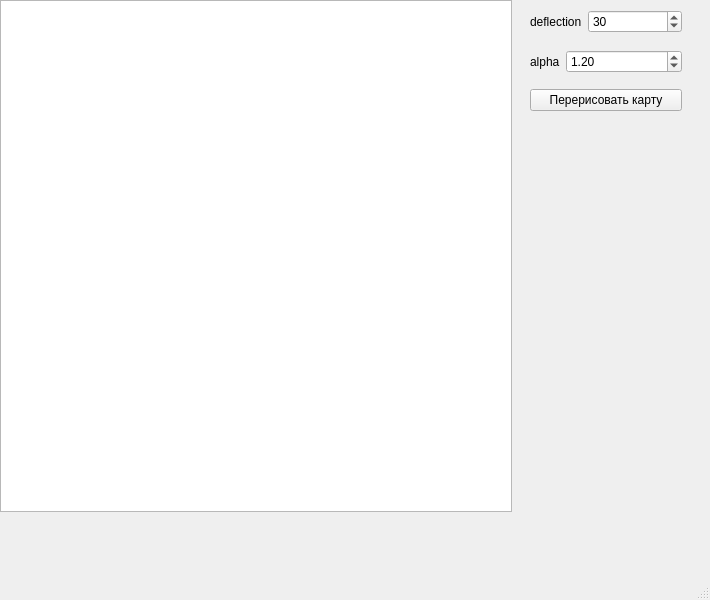
Before: the Qt Designer form src/mainwindow.ui in DaniilGGuY/CG_course, drawn with Qt 5.
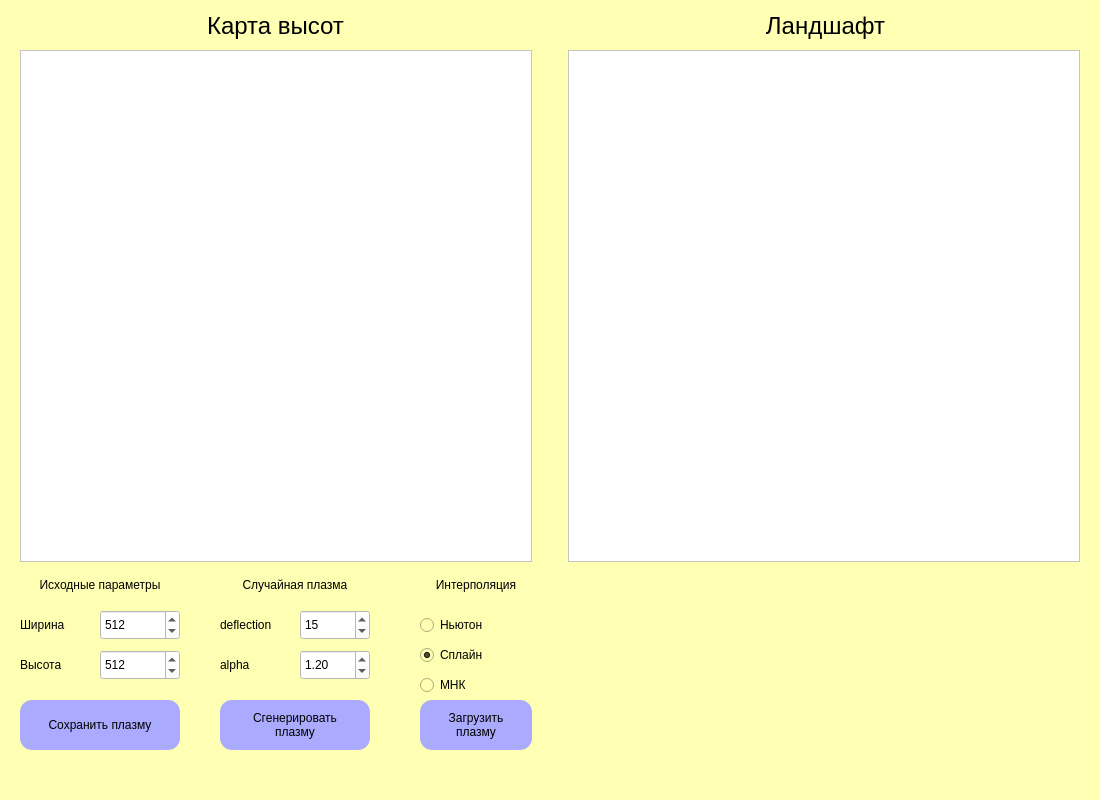
After: the same form once the commit is applied.

```diff
--- a/src/mainwindow.ui
+++ b/src/mainwindow.ui
@@ -6,87 +6,367 @@
    <rect>
     <x>0</x>
     <y>0</y>
-    <width>710</width>
-    <height>600</height>
+    <width>1100</width>
+    <height>800</height>
    </rect>
   </property>
   <property name="windowTitle">
    <string>MainWindow</string>
   </property>
+  <property name="styleSheet">
+   <string notr="true">background-color: rgb(255, 255, 180);</string>
+  </property>
   <widget class="QWidget" name="centralwidget">
    <widget class="QGraphicsView" name="graphicsView">
     <property name="geometry">
      <rect>
-      <x>0</x>
-      <y>0</y>
+      <x>20</x>
+      <y>50</y>
       <width>512</width>
       <height>512</height>
      </rect>
     </property>
+    <property name="styleSheet">
+     <string notr="true">background-color: rgb(255, 255, 255);</string>
+    </property>
    </widget>
-   <widget class="QWidget" name="layoutWidget">
+   <widget class="QGraphicsView" name="view3D">
     <property name="geometry">
      <rect>
-      <x>530</x>
+      <x>568</x>
+      <y>50</y>
+      <width>512</width>
+      <height>512</height>
+     </rect>
+    </property>
+    <property name="styleSheet">
+     <string notr="true">background-color: rgb(255, 255, 255);</string>
+    </property>
+   </widget>
+   <widget class="QLabel" name="label_3">
+    <property name="geometry">
+     <rect>
+      <x>20</x>
       <y>10</y>
-      <width>152</width>
-      <height>101</height>
+      <width>511</width>
+      <height>31</height>
      </rect>
     </property>
-    <layout class="QVBoxLayout" name="verticalLayout">
-     <item>
-      <layout class="QFormLayout" name="formLayout">
-       <item row="0" column="0">
-        <widget class="QLabel" name="label">
-         <property name="text">
-          <string>deflection</string>
-         </property>
-        </widget>
-       </item>
-       <item row="0" column="1">
-        <widget class="QSpinBox" name="deflection_spin">
-         <property name="minimum">
-          <number>10</number>
-         </property>
-         <property name="maximum">
-          <number>100</number>
-         </property>
-         <property name="value">
-          <number>30</number>
-         </property>
-        </widget>
-       </item>
-      </layout>
-     </item>
-     <item>
-      <layout class="QFormLayout" name="formLayout_2">
-       <item row="0" column="0">
-        <widget class="QLabel" name="label_2">
-         <property name="text">
-          <string>alpha</string>
-         </property>
-        </widget>
-       </item>
-       <item row="0" column="1">
-        <widget class="QDoubleSpinBox" name="alpha_spin">
-         <property name="maximum">
-          <double>99.000000000000000</double>
-         </property>
-         <property name="value">
-          <double>1.200000000000000</double>
-         </property>
-        </widget>
-       </item>
-      </layout>
-     </item>
-     <item>
-      <widget class="QPushButton" name="pushButton">
-       <property name="text">
-        <string>Перерисовать карту</string>
-       </property>
-      </widget>
-     </item>
-    </layout>
+    <property name="font">
+     <font>
+      <pointsize>18</pointsize>
+     </font>
+    </property>
+    <property name="text">
+     <string>Карта высот</string>
+    </property>
+    <property name="alignment">
+     <set>Qt::AlignmentFlag::AlignCenter</set>
+    </property>
+   </widget>
+   <widget class="QLabel" name="label_4">
+    <property name="geometry">
+     <rect>
+      <x>570</x>
+      <y>10</y>
+      <width>511</width>
+      <height>31</height>
+     </rect>
+    </property>
+    <property name="font">
+     <font>
+      <pointsize>18</pointsize>
+     </font>
+    </property>
+    <property name="text">
+     <string>Ландшафт</string>
+    </property>
+    <property name="alignment">
+     <set>Qt::AlignmentFlag::AlignCenter</set>
+    </property>
+   </widget>
+   <widget class="QRadioButton" name="newtonRadio">
+    <property name="geometry">
+     <rect>
+      <x>420</x>
+      <y>610</y>
+      <width>112</width>
+      <height>30</height>
+     </rect>
+    </property>
+    <property name="text">
+     <string>Ньютон</string>
+    </property>
+   </widget>
+   <widget class="QRadioButton" name="splineRadio">
+    <property name="geometry">
+     <rect>
+      <x>420</x>
+      <y>640</y>
+      <width>112</width>
+      <height>30</height>
+     </rect>
+    </property>
+    <property name="text">
+     <string>Сплайн</string>
+    </property>
+    <property name="checked">
+     <bool>true</bool>
+    </property>
+   </widget>
+   <widget class="QRadioButton" name="squaresRadio">
+    <property name="geometry">
+     <rect>
+      <x>420</x>
+      <y>670</y>
+      <width>112</width>
+      <height>30</height>
+     </rect>
+    </property>
+    <property name="text">
+     <string>МНК</string>
+    </property>
+   </widget>
+   <widget class="QLabel" name="label_6">
+    <property name="geometry">
+     <rect>
+      <x>20</x>
+      <y>610</y>
+      <width>60</width>
+      <height>30</height>
+     </rect>
+    </property>
+    <property name="text">
+     <string>Ширина</string>
+    </property>
+   </widget>
+   <widget class="QLabel" name="label_7">
+    <property name="geometry">
+     <rect>
+      <x>20</x>
+      <y>650</y>
+      <width>60</width>
+      <height>30</height>
+     </rect>
+    </property>
+    <property name="text">
+     <string>Высота</string>
+    </property>
+   </widget>
+   <widget class="QPushButton" name="loadPlasmaButton">
+    <property name="geometry">
+     <rect>
+      <x>420</x>
+      <y>700</y>
+      <width>112</width>
+      <height>50</height>
+     </rect>
+    </property>
+    <property name="styleSheet">
+     <string notr="true">border-radius: 12px;
+color: black;
+background-color: rgb(170, 170, 255);</string>
+    </property>
+    <property name="text">
+     <string>Загрузить 
+плазму</string>
+    </property>
+   </widget>
+   <widget class="QSpinBox" name="widthSpin">
+    <property name="geometry">
+     <rect>
+      <x>100</x>
+      <y>610</y>
+      <width>80</width>
+      <height>30</height>
+     </rect>
+    </property>
+    <property name="styleSheet">
+     <string notr="true">background-color: rgb(255, 255, 255);</string>
+    </property>
+    <property name="minimum">
+     <number>0</number>
+    </property>
+    <property name="maximum">
+     <number>2048</number>
+    </property>
+    <property name="value">
+     <number>512</number>
+    </property>
+   </widget>
+   <widget class="QSpinBox" name="heightSpin">
+    <property name="geometry">
+     <rect>
+      <x>100</x>
+      <y>650</y>
+      <width>80</width>
+      <height>30</height>
+     </rect>
+    </property>
+    <property name="styleSheet">
+     <string notr="true">background-color: rgb(255, 255, 255);</string>
+    </property>
+    <property name="minimum">
+     <number>0</number>
+    </property>
+    <property name="maximum">
+     <number>2048</number>
+    </property>
+    <property name="value">
+     <number>512</number>
+    </property>
+   </widget>
+   <widget class="QPushButton" name="savePlasmaButton">
+    <property name="geometry">
+     <rect>
+      <x>20</x>
+      <y>700</y>
+      <width>160</width>
+      <height>50</height>
+     </rect>
+    </property>
+    <property name="styleSheet">
+     <string notr="true">border-radius: 12px;
+color: black;
+background-color: rgb(170, 170, 255);</string>
+    </property>
+    <property name="text">
+     <string>Сохранить плазму</string>
+    </property>
+   </widget>
+   <widget class="QLabel" name="label_8">
+    <property name="geometry">
+     <rect>
+      <x>20</x>
+      <y>570</y>
+      <width>160</width>
+      <height>30</height>
+     </rect>
+    </property>
+    <property name="text">
+     <string>Исходные параметры</string>
+    </property>
+    <property name="alignment">
+     <set>Qt::AlignmentFlag::AlignCenter</set>
+    </property>
+   </widget>
+   <widget class="QLabel" name="label_9">
+    <property name="geometry">
+     <rect>
+      <x>220</x>
+      <y>570</y>
+      <width>150</width>
+      <height>30</height>
+     </rect>
+    </property>
+    <property name="text">
+     <string>Случайная плазма</string>
+    </property>
+    <property name="alignment">
+     <set>Qt::AlignmentFlag::AlignCenter</set>
+    </property>
+   </widget>
+   <widget class="QPushButton" name="generateButton">
+    <property name="geometry">
+     <rect>
+      <x>220</x>
+      <y>700</y>
+      <width>150</width>
+      <height>50</height>
+     </rect>
+    </property>
+    <property name="styleSheet">
+     <string notr="true">border-radius: 12px;
+color: black;
+background-color: rgb(170, 170, 255);</string>
+    </property>
+    <property name="text">
+     <string>Сгенерировать 
+плазму</string>
+    </property>
+   </widget>
+   <widget class="QLabel" name="label_2">
+    <property name="geometry">
+     <rect>
+      <x>220</x>
+      <y>650</y>
+      <width>70</width>
+      <height>30</height>
+     </rect>
+    </property>
+    <property name="text">
+     <string>alpha</string>
+    </property>
+   </widget>
+   <widget class="QDoubleSpinBox" name="alphaSpin">
+    <property name="geometry">
+     <rect>
+      <x>300</x>
+      <y>650</y>
+      <width>70</width>
+      <height>30</height>
+     </rect>
+    </property>
+    <property name="styleSheet">
+     <string notr="true">background-color: rgb(255, 255, 255);</string>
+    </property>
+    <property name="maximum">
+     <double>99.000000000000000</double>
+    </property>
+    <property name="value">
+     <double>1.200000000000000</double>
+    </property>
+   </widget>
+   <widget class="QSpinBox" name="deflectionSpin">
+    <property name="geometry">
+     <rect>
+      <x>300</x>
+      <y>610</y>
+      <width>70</width>
+      <height>30</height>
+     </rect>
+    </property>
+    <property name="styleSheet">
+     <string notr="true">background-color: rgb(255, 255, 255);</string>
+    </property>
+    <property name="minimum">
+     <number>0</number>
+    </property>
+    <property name="maximum">
+     <number>100</number>
+    </property>
+    <property name="value">
+     <number>15</number>
+    </property>
+   </widget>
+   <widget class="QLabel" name="label">
+    <property name="geometry">
+     <rect>
+      <x>220</x>
+      <y>610</y>
+      <width>70</width>
+      <height>30</height>
+     </rect>
+    </property>
+    <property name="text">
+     <string>deflection</string>
+    </property>
+   </widget>
+   <widget class="QLabel" name="label_5">
+    <property name="geometry">
+     <rect>
+      <x>420</x>
+      <y>570</y>
+      <width>112</width>
+      <height>30</height>
+     </rect>
+    </property>
+    <property name="text">
+     <string>Интерполяция</string>
+    </property>
+    <property name="alignment">
+     <set>Qt::AlignmentFlag::AlignCenter</set>
+    </property>
    </widget>
   </widget>
   <widget class="QMenuBar" name="menubar">
```
Left out of the diff: 4 changed lines with no effect on the pictures.
